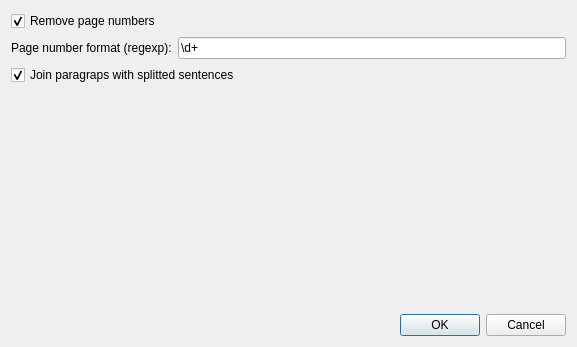
Before: the Qt Designer form src/Sigil/Form_Files/CleanContent.ui in Sigil-Ebook/Sigil, drawn with Qt 5.
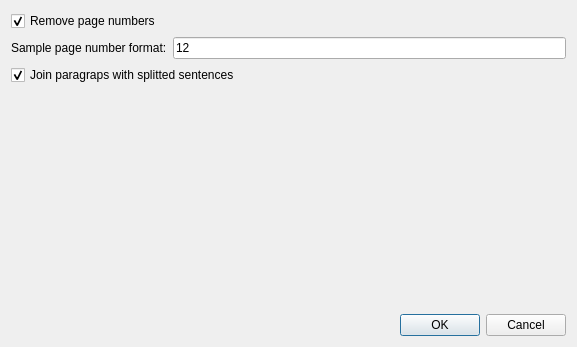
After: the same form once the commit is applied.

Commit message: Remove page numbers is working.

```diff
--- a/src/Sigil/Form_Files/CleanContent.ui
+++ b/src/Sigil/Form_Files/CleanContent.ui
@@ -33,7 +33,7 @@
      <item>
       <widget class="QLabel" name="labelPageNumberFormat">
        <property name="text">
-        <string>Page number format (regexp):</string>
+        <string>Sample page number format:</string>
        </property>
       </widget>
      </item>
@@ -44,7 +44,7 @@
 Use &quot;d+&quot; in place of any number.</string>
        </property>
        <property name="text">
-        <string>\d+</string>
+        <string>12</string>
        </property>
       </widget>
      </item>
```
Left out of the diff: 6 changed lines with no effect on the pictures. The commit also changes 3 other files.
